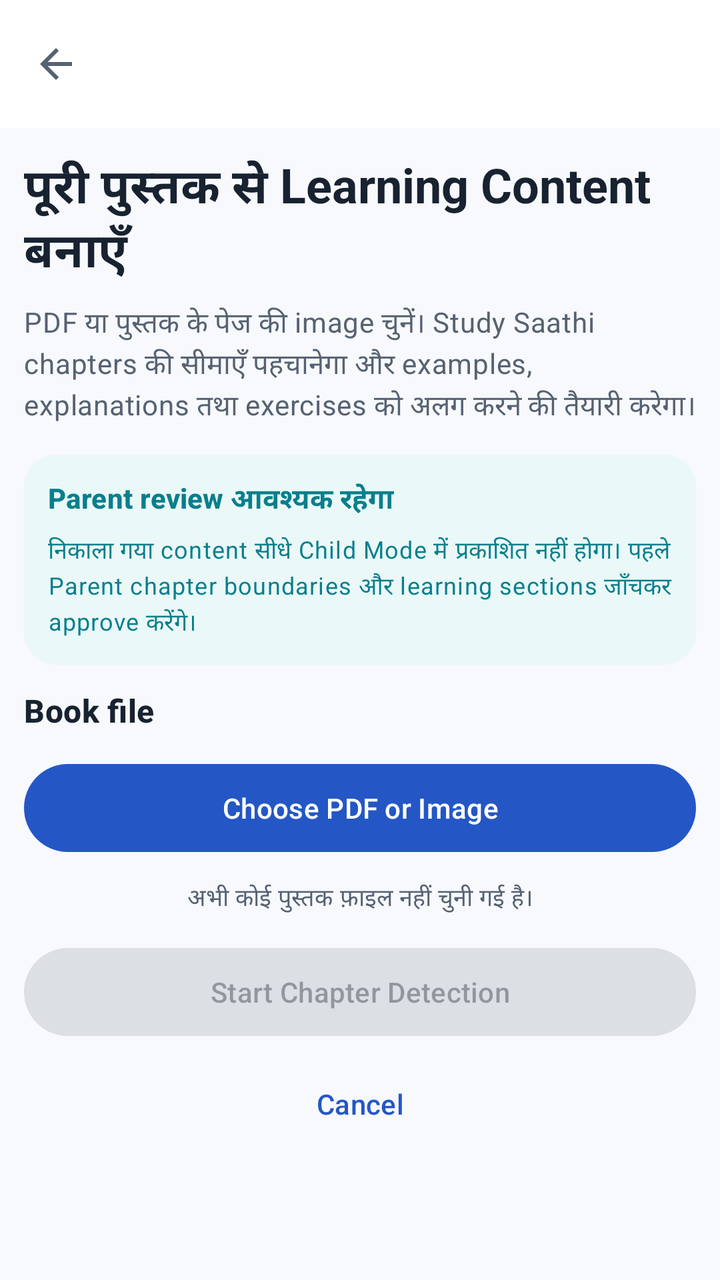
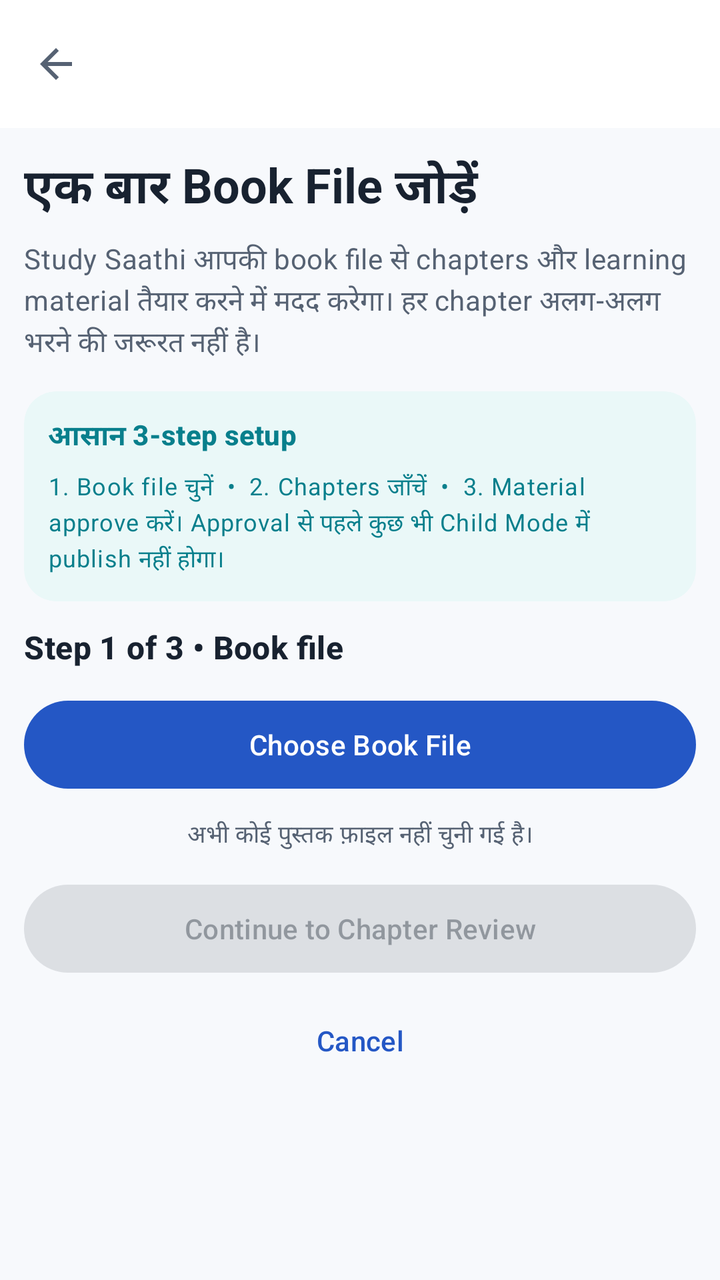

The first picture is an Android layout as it rendered before a commit; the second is the same layout after the commit. The layout source and the unified diff follow.
<!-- AndroidManifest.xml: application theme Theme.StudySaathi -->
<!-- res/layout/activity_book_learning_import.xml -->
<?xml version="1.0" encoding="utf-8"?>
<androidx.coordinatorlayout.widget.CoordinatorLayout
    xmlns:android="http://schemas.android.com/apk/res/android"
    xmlns:app="http://schemas.android.com/apk/res-auto"
    android:layout_width="match_parent"
    android:layout_height="match_parent"
    android:background="?android:attr/colorBackground">

    <com.google.android.material.appbar.MaterialToolbar
        android:id="@+id/bookLearningImportToolbar"
        android:layout_width="match_parent"
        android:layout_height="?attr/actionBarSize"
        android:background="?attr/colorSurface"
        android:elevation="0dp"
        android:title="Import Book Content"
        app:layout_anchorGravity="top"
        app:navigationIcon="@drawable/ic_arrow_back"
        app:titleTextColor="?attr/colorOnSurface" />

    <androidx.core.widget.NestedScrollView
        android:id="@+id/bookLearningImportScrollView"
        android:layout_width="match_parent"
        android:layout_height="match_parent"
        android:clipToPadding="false"
        android:fillViewport="true"
        android:paddingTop="?attr/actionBarSize">

        <LinearLayout
            android:layout_width="match_parent"
            android:layout_height="wrap_content"
            android:orientation="vertical"
            android:paddingStart="12dp"
            android:paddingTop="12dp"
            android:paddingEnd="12dp"
            android:paddingBottom="12dp">

            <TextView
                android:id="@+id/bookLearningImportTitleTextView"
                android:layout_width="match_parent"
                android:layout_height="wrap_content"
                android:text="पूरी पुस्तक से Learning Content बनाएँ"
                android:textAppearance="?attr/textAppearanceHeadlineSmall"
                android:textColor="?attr/colorOnSurface"
                android:textStyle="bold" />

            <TextView
                android:id="@+id/bookLearningImportSubtitleTextView"
                android:layout_width="match_parent"
                android:layout_height="wrap_content"
                android:layout_marginTop="8dp"
                android:lineSpacingExtra="2dp"
                android:text="PDF या पुस्तक के पेज की image चुनें। Study Saathi chapters की सीमाएँ पहचानेगा और examples, explanations तथा exercises को अलग करने की तैयारी करेगा।"
                android:textAppearance="?attr/textAppearanceBodyMedium"
                android:textColor="?attr/colorOnSurfaceVariant" />

            <com.google.android.material.card.MaterialCardView
                android:id="@+id/bookLearningSafetyCard"
                android:layout_width="match_parent"
                android:layout_height="wrap_content"
                android:layout_marginTop="14dp"
                app:cardBackgroundColor="?attr/colorSecondaryContainer"
                app:cardCornerRadius="16dp"
                app:cardElevation="0dp"
                app:strokeWidth="0dp">

                <LinearLayout
                    android:layout_width="match_parent"
                    android:layout_height="wrap_content"
                    android:orientation="vertical"
                    android:padding="12dp">

                    <TextView
                        android:layout_width="match_parent"
                        android:layout_height="wrap_content"
                        android:text="Parent review आवश्यक रहेगा"
                        android:textAppearance="?attr/textAppearanceTitleSmall"
                        android:textColor="?attr/colorOnSecondaryContainer"
                        android:textStyle="bold" />

                    <TextView
                        android:layout_width="match_parent"
                        android:layout_height="wrap_content"
                        android:layout_marginTop="6dp"
                        android:lineSpacingExtra="2dp"
                        android:text="निकाला गया content सीधे Child Mode में प्रकाशित नहीं होगा। पहले Parent chapter boundaries और learning sections जाँचकर approve करेंगे।"
                        android:textAppearance="?attr/textAppearanceBodySmall"
                        android:textColor="?attr/colorOnSecondaryContainer" />

                </LinearLayout>

            </com.google.android.material.card.MaterialCardView>

            <TextView
                android:layout_width="match_parent"
                android:layout_height="wrap_content"
                android:layout_marginTop="12dp"
                android:text="Book file"
                android:textAppearance="?attr/textAppearanceTitleMedium"
                android:textColor="?attr/colorOnSurface"
                android:textStyle="bold" />

            <com.google.android.material.button.MaterialButton
                android:id="@+id/chooseBookLearningSourceButton"
                style="@style/Widget.Material3.Button"
                android:layout_width="match_parent"
                android:layout_height="wrap_content"
                android:layout_marginTop="12dp"
                android:minHeight="52dp"
                android:text="Choose PDF or Image"
                android:textAllCaps="false" />

            <com.google.android.material.card.MaterialCardView
                android:id="@+id/selectedBookLearningSourceCard"
                android:layout_width="match_parent"
                android:layout_height="wrap_content"
                android:layout_marginTop="12dp"
                android:visibility="gone"
                app:cardCornerRadius="14dp"
                app:cardElevation="0dp"
                app:strokeColor="?attr/colorOutlineVariant"
                app:strokeWidth="1dp">

                <LinearLayout
                    android:layout_width="match_parent"
                    android:layout_height="wrap_content"
                    android:orientation="vertical"
                    android:padding="12dp">

                    <TextView
                        android:id="@+id/selectedBookLearningSourceNameTextView"
                        android:layout_width="match_parent"
                        android:layout_height="wrap_content"
                        android:ellipsize="middle"
                        android:maxLines="2"
                        android:textAppearance="?attr/textAppearanceTitleSmall"
                        android:textColor="?attr/colorOnSurface"
                        android:textStyle="bold" />

                    <TextView
                        android:id="@+id/selectedBookLearningSourceDetailsTextView"
                        android:layout_width="match_parent"
                        android:layout_height="wrap_content"
                        android:layout_marginTop="5dp"
                        android:textAppearance="?attr/textAppearanceBodySmall"
                        android:textColor="?attr/colorOnSurfaceVariant" />

                </LinearLayout>

            </com.google.android.material.card.MaterialCardView>

            <TextView
                android:id="@+id/noBookLearningSourceTextView"
                android:layout_width="match_parent"
                android:layout_height="wrap_content"
                android:layout_marginTop="10dp"
                android:gravity="center"
                android:text="अभी कोई पुस्तक फ़ाइल नहीं चुनी गई है।"
                android:textAppearance="?attr/textAppearanceBodySmall"
                android:textColor="?attr/colorOnSurfaceVariant" />

            <com.google.android.material.card.MaterialCardView
                android:id="@+id/bookLearningImportProgressCard"
                android:layout_width="match_parent"
                android:layout_height="wrap_content"
                android:layout_marginTop="22dp"
                android:visibility="gone"
                app:cardCornerRadius="14dp"
                app:cardElevation="0dp"
                app:strokeColor="?attr/colorOutlineVariant"
                app:strokeWidth="1dp">

                <LinearLayout
                    android:layout_width="match_parent"
                    android:layout_height="wrap_content"
                    android:orientation="vertical"
                    android:padding="12dp">

                    <TextView
                        android:id="@+id/bookLearningImportProgressTitleTextView"
                        android:layout_width="match_parent"
                        android:layout_height="wrap_content"
                        android:text="Preparing book…"
                        android:textAppearance="?attr/textAppearanceTitleSmall"
                        android:textColor="?attr/colorOnSurface"
                        android:textStyle="bold" />

                    <com.google.android.material.progressindicator.LinearProgressIndicator
                        android:id="@+id/bookLearningImportProgressIndicator"
                        android:layout_width="match_parent"
                        android:layout_height="wrap_content"
                        android:layout_marginTop="14dp"
                        android:indeterminate="true" />

                    <TextView
                        android:id="@+id/bookLearningImportProgressMessageTextView"
                        android:layout_width="match_parent"
                        android:layout_height="wrap_content"
                        android:layout_marginTop="10dp"
                        android:lineSpacingExtra="2dp"
                        android:text="फ़ाइल पढ़ी जा रही है।"
                        android:textAppearance="?attr/textAppearanceBodySmall"
                        android:textColor="?attr/colorOnSurfaceVariant" />

                </LinearLayout>

            </com.google.android.material.card.MaterialCardView>

            <com.google.android.material.button.MaterialButton
                android:id="@+id/startBookLearningImportButton"
                style="@style/Widget.Material3.Button"
                android:layout_width="match_parent"
                android:layout_height="wrap_content"
                android:layout_marginTop="12dp"
                android:enabled="false"
                android:minHeight="52dp"
                android:text="Start Chapter Detection"
                android:textAllCaps="false" />

            <com.google.android.material.button.MaterialButton
                android:id="@+id/cancelBookLearningImportButton"
                style="@style/Widget.Material3.Button.TextButton"
                android:layout_width="match_parent"
                android:layout_height="wrap_content"
                android:layout_marginTop="6dp"
                android:minHeight="48dp"
                android:text="Cancel"
                android:textAllCaps="false" />

        </LinearLayout>

    </androidx.core.widget.NestedScrollView>

</androidx.coordinatorlayout.widget.CoordinatorLayout>
<!-- resources referenced by this layout -->
<resources>
  <!-- drawable ic_arrow_back (drawable) -->
  <?xml version="1.0" encoding="utf-8"?>
  <vector xmlns:android="http://schemas.android.com/apk/res/android"
      android:width="24dp"
      android:height="24dp"
      android:viewportWidth="24"
      android:viewportHeight="24">
  
      <path
          android:fillColor="?attr/colorControlNormal"
          android:pathData="M20,11H7.83l5.59,-5.59L12,4l-8,8 8,8 1.42,-1.41L7.83,13H20v-2z" />
  
  </vector>
  <color name="ss_primary">#2457C5</color>
  <color name="ss_on_primary">#FFFFFF</color>
  <color name="ss_blue_soft">#EAF2FF</color>
  <color name="ss_primary_dark">#173F99</color>
  <color name="ss_secondary">#087F8C</color>
  <color name="ss_on_secondary">#FFFFFF</color>
  <color name="ss_teal_soft">#EAF8F8</color>
  <color name="ss_tertiary">#8A5A00</color>
  <color name="ss_on_tertiary">#FFFFFF</color>
  <color name="ss_yellow_soft">#FFF8E8</color>
  <color name="ss_background">#F7F9FC</color>
  <color name="ss_surface">#FFFFFF</color>
  <color name="ss_surface_soft">#F0F4FA</color>
  <color name="ss_text_primary">#182230</color>
  <color name="ss_text_secondary">#566273</color>
  <color name="ss_outline">#D6DEE9</color>
  <color name="ss_error">#BA1A1A</color>
  <color name="white">#FFFFFFFF</color>
  <color name="ss_red_soft">#FFF0F0</color>
  <!-- drawable bg_app_soft_mix (drawable) -->
  <?xml version="1.0" encoding="utf-8"?>
  <shape xmlns:android="http://schemas.android.com/apk/res/android"
      android:shape="rectangle">
  
      <gradient
          android:angle="270"
          android:centerColor="#F2FBF3"
          android:endColor="#EEF7FF"
          android:startColor="#FFF2F2"
          android:type="linear" />
  
  </shape>
  <!-- unchanged entries left out for length: 1 -->
</resources>

<!-- the commit's change to res/layout/activity_book_learning_import.xml (unified diff, before → after) -->
@@ -38,7 +38,7 @@
                 android:id="@+id/bookLearningImportTitleTextView"
                 android:layout_width="match_parent"
                 android:layout_height="wrap_content"
-                android:text="पूरी पुस्तक से Learning Content बनाएँ"
+                android:text="एक बार Book File जोड़ें"
                 android:textAppearance="?attr/textAppearanceHeadlineSmall"
                 android:textColor="?attr/colorOnSurface"
                 android:textStyle="bold" />
@@ -49,7 +49,7 @@
                 android:layout_height="wrap_content"
                 android:layout_marginTop="8dp"
                 android:lineSpacingExtra="2dp"
-                android:text="PDF या पुस्तक के पेज की image चुनें। Study Saathi chapters की सीमाएँ पहचानेगा और examples, explanations तथा exercises को अलग करने की तैयारी करेगा।"
+                android:text="Study Saathi आपकी book file से chapters और learning material तैयार करने में मदद करेगा। हर chapter अलग-अलग भरने की जरूरत नहीं है।"
                 android:textAppearance="?attr/textAppearanceBodyMedium"
                 android:textColor="?attr/colorOnSurfaceVariant" />
 
@@ -72,7 +72,7 @@
                     <TextView
                         android:layout_width="match_parent"
                         android:layout_height="wrap_content"
-                        android:text="Parent review आवश्यक रहेगा"
+                        android:text="आसान 3-step setup"
                         android:textAppearance="?attr/textAppearanceTitleSmall"
                         android:textColor="?attr/colorOnSecondaryContainer"
                         android:textStyle="bold" />
@@ -82,7 +82,7 @@
                         android:layout_height="wrap_content"
                         android:layout_marginTop="6dp"
                         android:lineSpacingExtra="2dp"
-                        android:text="निकाला गया content सीधे Child Mode में प्रकाशित नहीं होगा। पहले Parent chapter boundaries और learning sections जाँचकर approve करेंगे।"
+                        android:text="1. Book file चुनें  •  2. Chapters जाँचें  •  3. Material approve करें। Approval से पहले कुछ भी Child Mode में publish नहीं होगा।"
                         android:textAppearance="?attr/textAppearanceBodySmall"
                         android:textColor="?attr/colorOnSecondaryContainer" />
 
@@ -94,7 +94,7 @@
                 android:layout_width="match_parent"
                 android:layout_height="wrap_content"
                 android:layout_marginTop="12dp"
-                android:text="Book file"
+                android:text="Step 1 of 3 • Book file"
                 android:textAppearance="?attr/textAppearanceTitleMedium"
                 android:textColor="?attr/colorOnSurface"
                 android:textStyle="bold" />
@@ -106,7 +106,7 @@
                 android:layout_height="wrap_content"
                 android:layout_marginTop="12dp"
                 android:minHeight="52dp"
-                android:text="Choose PDF or Image"
+                android:text="Choose Book File"
                 android:textAllCaps="false" />
 
             <com.google.android.material.card.MaterialCardView
@@ -213,7 +213,7 @@
                 android:layout_marginTop="12dp"
                 android:enabled="false"
                 android:minHeight="52dp"
-                android:text="Start Chapter Detection"
+                android:text="Continue to Chapter Review"
                 android:textAllCaps="false" />
 
             <com.google.android.material.button.MaterialButton
